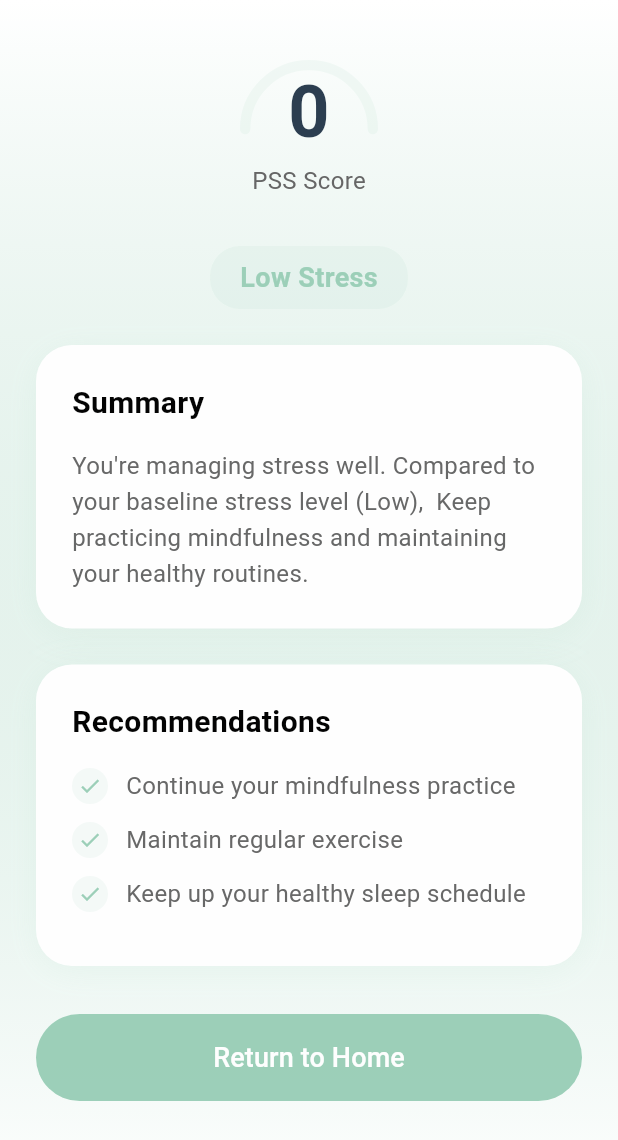
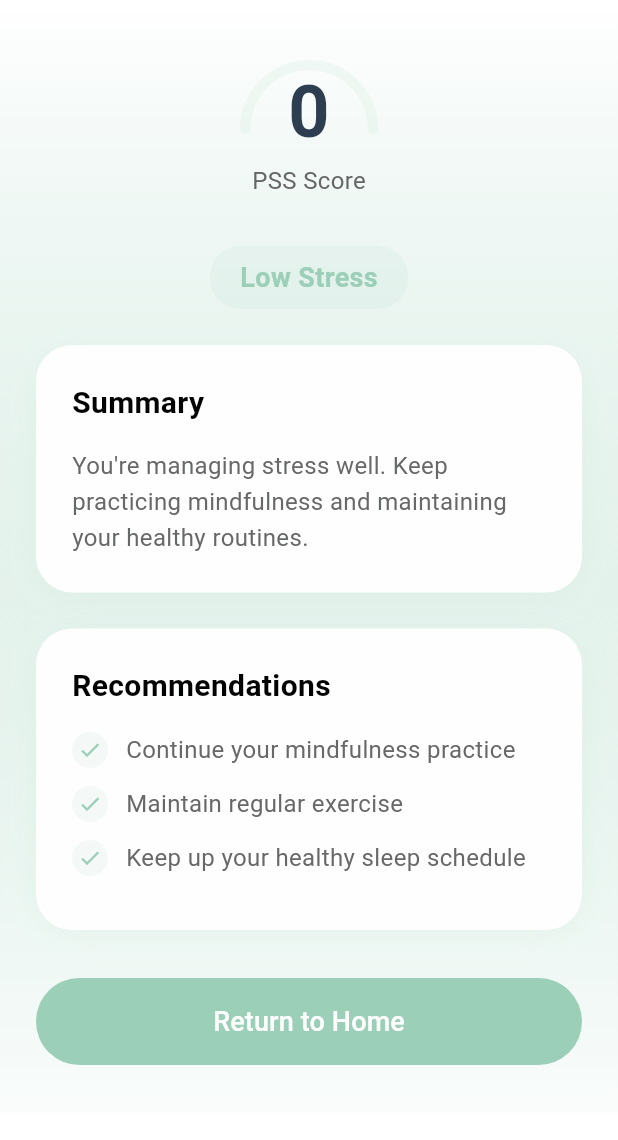
Before and after one commit to drLite35/serenity-app, a Flutter app: the PSSResultsScreen screen opened directly with empty values, on a phone screen of 412 x 824 dp. Shown: the top 1140 px of the screen. Run offline on Flutter 3.47's test engine with Material 3 defaults, Android fonts, the phone set to English and light mode, and no system bars; our stand-ins replace audioplayers, fl_chart, flutter_local_notifications, shared_preferences, timezone; accounts and stored records are empty.

Commit message:
feat: improve PSS results screen UI and score display

```diff
--- a/lib/screens/pss_results_screen.dart
+++ b/lib/screens/pss_results_screen.dart
@@ -3,11 +3,11 @@ import '../utils/theme.dart';
 import 'dart:math' as math;
 
 class PSSResultsScreen extends StatefulWidget {
-  final Map<String, dynamic> results;
+  final int currentScore;
 
   const PSSResultsScreen({
     super.key,
-    required this.results,
+    required this.currentScore,
   });
 
   @override
@@ -30,7 +30,7 @@ class _PSSResultsScreenState extends State<PSSResultsScreen>
 
     _scoreAnimation = Tween<double>(
       begin: 0,
-      end: (widget.results['score'] as double),
+      end: widget.currentScore.toDouble(),
     ).animate(
       CurvedAnimation(
         parent: _controller,
@@ -58,78 +58,43 @@ class _PSSResultsScreenState extends State<PSSResultsScreen>
   }
 
   String _getStressLevel() {
-    final score = widget.results['score'];
-    if (score is double) {
-      if (score <= 10) return 'Low Stress';
-      if (score <= 20) return 'Moderate Stress';
+    final score = widget.currentScore;
+    if (score <= 15) return 'Low Stress';
+    if (score <= 23) return 'Moderate Stress';
     return 'High Stress';
   }
-    return 'Unknown Stress Level';
-  }
 
-  Color _getStressColor(dynamic score) {
-    if (score is double) {
-      if (score <= 10) {
+  Color _getStressColor() {
+    final score = widget.currentScore;
+    if (score <= 15) {
       return AppTheme.primaryMint;
-      } else if (score <= 20) {
-        return const Color(0xFFE6B566); // Orange
-      } else {
-        return const Color(0xFFE67066); // Red
-      }
-    } else if (score is int) {
-      if (score <= 10) {
-        return AppTheme.primaryMint;
-      } else if (score <= 20) {
+    } else if (score <= 23) {
       return const Color(0xFFE6B566); // Orange
     } else {
       return const Color(0xFFE67066); // Red
     }
   }
-    return AppTheme.primaryMint; // Default color
-  }
 
   String _getDescription() {
-    final score = widget.results['score'];
-    final baselinePss = widget.results['baselinePss'] as int?;
-    final baselineText = baselinePss != null
-        ? ' Compared to your baseline stress level (${_getBaselineText(baselinePss)}), '
-        : ' ';
-
-    if (score is double) {
-      if (score <= 10) {
-        return 'You\'re managing stress well.$baselineText Keep practicing mindfulness and maintaining your healthy routines.';
-      } else if (score <= 20) {
-        return 'You\'re experiencing moderate stress.$baselineText Consider incorporating more relaxation techniques into your daily routine.';
+    final score = widget.currentScore;
+    if (score <= 15) {
+      return 'You\'re managing stress well. Keep practicing mindfulness and maintaining your healthy routines.';
+    } else if (score <= 23) {
+      return 'You\'re experiencing moderate stress. Consider incorporating more relaxation techniques into your daily routine.';
     } else {
-        return 'Your stress levels are high.$baselineText We recommend focusing on stress management and possibly seeking professional support.';
-      }
-    }
-    return 'Unable to determine stress level.';
-  }
-
-  String _getBaselineText(int baseline) {
-    switch (baseline) {
-      case 0:
-        return 'Low';
-      case 1:
-        return 'Normal';
-      case 2:
-        return 'High';
-      default:
-        return 'Unknown';
+      return 'Your stress levels are high. We recommend focusing on stress management and possibly seeking professional support.';
     }
   }
 
   List<String> _getRecommendations() {
-    final score = widget.results['score'];
-    if (score is double) {
-      if (score <= 10) {
+    final score = widget.currentScore;
+    if (score <= 15) {
       return [
         'Continue your mindfulness practice',
         'Maintain regular exercise',
         'Keep up your healthy sleep schedule',
       ];
-      } else if (score <= 20) {
+    } else if (score <= 23) {
       return [
         'Try deep breathing exercises',
         'Practice daily meditation',
@@ -146,8 +111,6 @@ class _PSSResultsScreenState extends State<PSSResultsScreen>
       ];
     }
   }
-    return ['Unable to provide recommendations at this time.'];
-  }
 
   Widget _buildScoreIndicator() {
     return AnimatedBuilder(
@@ -157,8 +120,8 @@ class _PSSResultsScreenState extends State<PSSResultsScreen>
           size: const Size(200, 200),
           painter: ScoreIndicatorPainter(
             score: _scoreAnimation.value,
-            maxScore: 40,
-            color: _getStressColor(widget.results['score']),
+            maxScore: 30,
+            color: _getStressColor(),
             backgroundColor: AppTheme.primaryMint.withOpacity(0.1),
           ),
           child: Center(
@@ -226,13 +189,13 @@ class _PSSResultsScreenState extends State<PSSResultsScreen>
                               vertical: 8,
                             ),
                             decoration: BoxDecoration(
-                              color: _getStressColor(widget.results['score']).withOpacity(0.1),
+                              color: _getStressColor().withOpacity(0.1),
                               borderRadius: BorderRadius.circular(20),
                             ),
                             child: Text(
                               _getStressLevel(),
                               style: TextStyle(
-                                color: _getStressColor(widget.results['score']),
+                                color: _getStressColor(),
                                 fontSize: 18,
                                 fontWeight: FontWeight.w600,
                               ),
```
Lines whose indentation alone changed are shown as unchanged.
